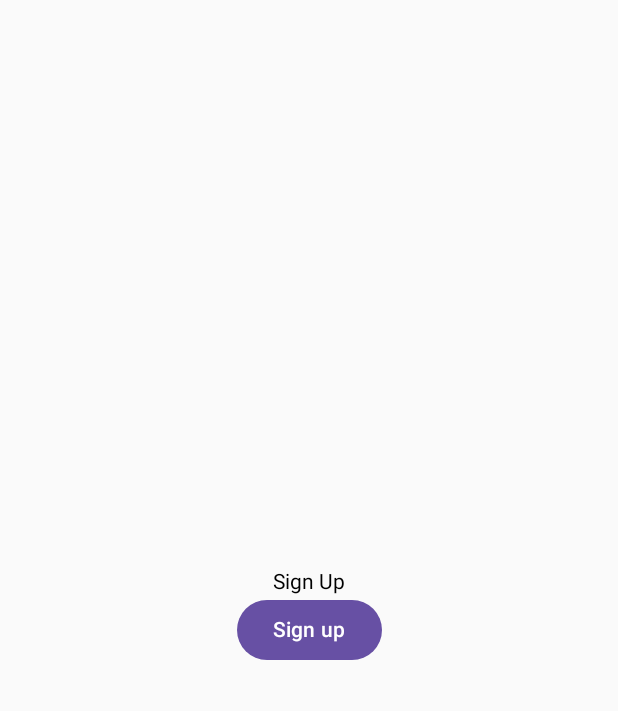
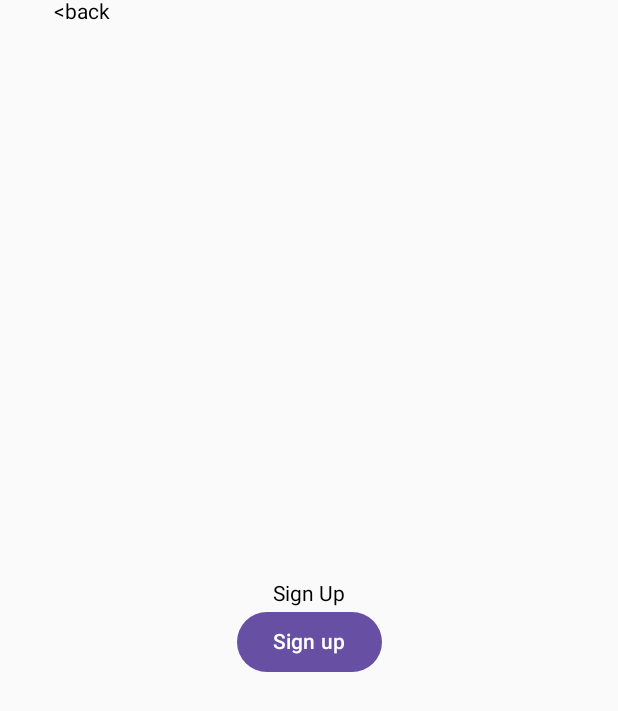
Before and after one commit to mecuch/DSW52763_ANDROID, an Android app built with Jetpack Compose: the screen it shows after launch (MainActivity), after a tap on "Sign in", on a phone screen of 412 x 824 dp. Shown: the top 711 px of the screen. Run offline under Robolectric (Android 15) with nearby library versions, the phone set to English and light mode, and no system bars.

Commit message:
Login System part 1 19032025

```diff
--- /dev/null
+++ b/app/src/main/java/com/example/dsw_52763_android/utils/clickables.kt
@@ -0,0 +1,16 @@
+package com.example.dsw_52763_android.utils
+
+import androidx.compose.foundation.clickable
+import androidx.compose.material3.Text
+import androidx.compose.runtime.Composable
+import androidx.compose.ui.Modifier
+import androidx.navigation.NavController
+
+object clickables {
+    @Composable
+    fun ClickableBack(navController: NavController) {
+        Text("<back",
+            modifier = Modifier.clickable {navController.navigate(routes.loginPage)}
+        )
+    }
+}
--- /dev/null
+++ b/app/src/main/java/com/example/dsw_52763_android/utils/colors.kt
@@ -0,0 +1,7 @@
+package com.example.dsw_52763_android.utils
+
+import androidx.compose.ui.graphics.Color
+
+object colors {
+    val headerfontcolor = Color(0xFF471AA0)
+}
--- /dev/null
+++ b/app/src/main/java/com/example/dsw_52763_android/utils/non_clickables.kt
@@ -0,0 +1,39 @@
+package com.example.dsw_52763_android.utils
+
+import android.widget.NumberPicker.OnValueChangeListener
+import androidx.compose.foundation.clickable
+import androidx.compose.foundation.layout.fillMaxWidth
+import androidx.compose.material3.OutlinedTextField
+import androidx.compose.material3.Text
+import androidx.compose.runtime.Composable
+import androidx.compose.runtime.remember
+import androidx.compose.ui.Modifier
+import androidx.compose.ui.text.AnnotatedString
+import androidx.compose.ui.text.font.FontFamily
+import androidx.compose.ui.text.font.FontWeight
+import androidx.compose.ui.unit.dp
+import androidx.compose.ui.unit.sp
+import androidx.navigation.NavController
+
+object non_clickables {
+    @Composable
+    fun HeaderText(contents: String){
+        Text(
+            text = contents,
+            color = colors.headerfontcolor,
+            fontSize = 30.sp,
+            fontWeight = FontWeight.Bold
+            )
+    }
+
+    @Composable
+    fun StandardTextField(values: String, labelValues: String, onValueChange: (String) -> Unit) {
+        OutlinedTextField(
+            value = values,
+            onValueChange = onValueChange,
+            label = { Text(labelValues) },
+            singleLine = true,
+            modifier = Modifier.fillMaxWidth()
+        )
+    }
+}
--- a/app/src/main/java/com/example/dsw_52763_android/view/LoginPage.kt
+++ b/app/src/main/java/com/example/dsw_52763_android/view/LoginPage.kt
@@ -1,30 +1,66 @@
 package com.example.dsw_52763_android.view
 
+import androidx.compose.foundation.Image
 import androidx.compose.foundation.layout.Arrangement
+import androidx.compose.foundation.layout.Box
 import androidx.compose.foundation.layout.Column
 import androidx.compose.foundation.layout.fillMaxSize
+import androidx.compose.foundation.layout.fillMaxWidth
+import androidx.compose.foundation.layout.padding
+import androidx.compose.foundation.layout.size
 import androidx.compose.material3.Button
 import androidx.compose.material3.Text
 import androidx.compose.runtime.Composable
+import androidx.compose.runtime.getValue
+import androidx.compose.runtime.mutableStateOf
+import androidx.compose.runtime.remember
+import androidx.compose.runtime.setValue
+import androidx.compose.ui.AbsoluteAlignment
 import androidx.compose.ui.Alignment
 import androidx.compose.ui.Modifier
+import androidx.compose.ui.res.painterResource
+import androidx.compose.ui.unit.dp
 import androidx.navigation.NavController
+import com.example.dsw_52763_android.R
+import com.example.dsw_52763_android.utils.non_clickables
 import com.example.dsw_52763_android.utils.routes
 
 
 @Composable
 fun LoginPage(navController: NavController){
+    var username by remember { mutableStateOf("") }
+    var password by remember { mutableStateOf("") }
     Column(
-        modifier = Modifier.fillMaxSize(),
+        modifier = Modifier
+            .fillMaxSize()
+            .padding(horizontal = 20.dp),
         horizontalAlignment = Alignment.CenterHorizontally,
         verticalArrangement = Arrangement.Center
     ) {
-        Text("Sign In")
-        Button(onClick = {
-            navController.navigate(routes.registerPage)
-        }) {
-            Text("Sign in")
-
+        Image(
+            painter = painterResource(id = R.drawable.logo_main),
+            contentDescription = "logo",
+            modifier = Modifier
+                .size(140.dp)
+                .padding(vertical = 10.dp)
+        )
+        Column{
+            non_clickables.HeaderText("Sign In")
+            non_clickables.StandardTextField(
+                values = username,
+                labelValues = "User name/E-mail",
+                onValueChange = { username = it }
+            )
+            non_clickables.StandardTextField(
+                values = password,
+                labelValues = "Password",
+                onValueChange = { username = it }
+            )
+            Button(onClick = {
+                navController.navigate(routes.registerPage)
+            }) {
+                Text("Sign in")
+            }
         }
     }
 }
--- a/app/src/main/java/com/example/dsw_52763_android/view/RegisterPage.kt
+++ b/app/src/main/java/com/example/dsw_52763_android/view/RegisterPage.kt
@@ -2,27 +2,45 @@ package com.example.dsw_52763_android.view
 
 import androidx.compose.foundation.layout.Arrangement
 import androidx.compose.foundation.layout.Column
+import androidx.compose.foundation.layout.Row
+import androidx.compose.foundation.layout.WindowInsets
+import androidx.compose.foundation.layout.asPaddingValues
 import androidx.compose.foundation.layout.fillMaxSize
+import androidx.compose.foundation.layout.padding
+import androidx.compose.foundation.layout.safeDrawing
 import androidx.compose.material3.Button
 import androidx.compose.material3.Text
 import androidx.compose.runtime.Composable
 import androidx.compose.ui.Alignment
 import androidx.compose.ui.Modifier
+import androidx.compose.ui.unit.dp
 import androidx.navigation.NavController
+import com.example.dsw_52763_android.utils.clickables
 import com.example.dsw_52763_android.utils.routes
 
 @Composable
 fun RegisterPage(navController: NavController){
     Column(
-        modifier = Modifier.fillMaxSize(),
-        horizontalAlignment = Alignment.CenterHorizontally,
-        verticalArrangement = Arrangement.Center
+        modifier = Modifier
+            .fillMaxSize()
+            .padding(WindowInsets.safeDrawing.asPaddingValues())
+            .padding(horizontal = 20.dp)
     ) {
-        Text("Sign Up")
-        Button(onClick = {
-            navController.navigate(routes.loginPage)
-        }) {
-            Text("Sign up")
+        Row(
+            modifier = Modifier
+                .padding(horizontal = 16.dp)
+        ) {
+            clickables.ClickableBack(navController)
+        }
+        Column(
+            modifier = Modifier.fillMaxSize(),
+            horizontalAlignment = Alignment.CenterHorizontally,
+            verticalArrangement = Arrangement.Center
+        ) {
+            Text("Sign Up")
+            Button(onClick = {}) {
+                Text("Sign up")
+            }
         }
     }
 }
```
Also changed, not shown: app/src/main/res/drawable/logo_main.png (added).
